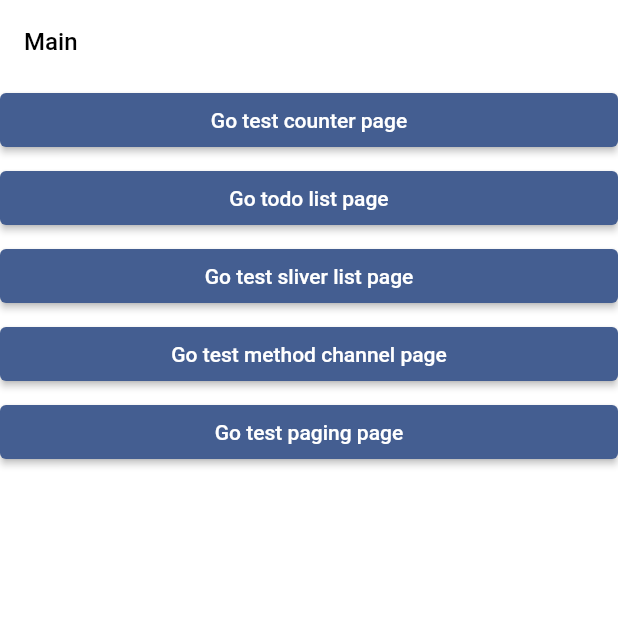
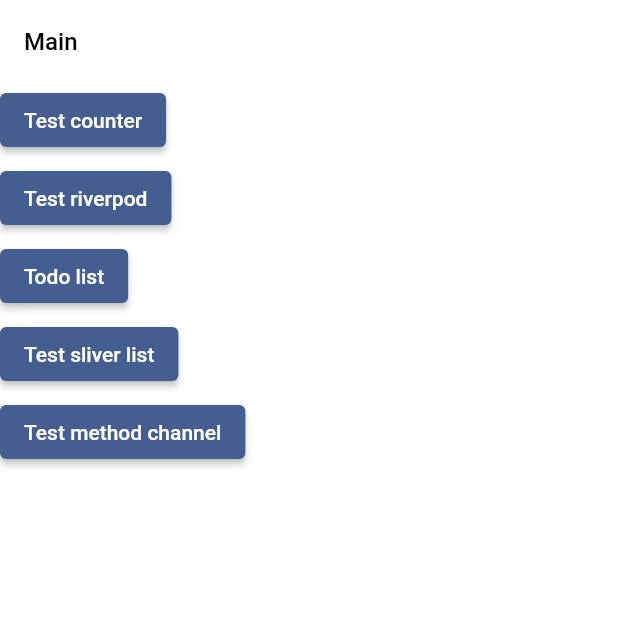
Before and after one commit to kwon0koang/test_flutter, a Flutter app: the screen it shows after launch, on a phone screen of 412 x 824 dp, the top half of it. Run offline on Flutter 3.47's test engine with Material 2 defaults, Android fonts, the phone set to English and light mode, and no system bars; our stand-ins replace auto_route, dio, flutter_svg, fluttertoast, freezed_annotation, hooks_riverpod and 3 more; generated files the repository leaves out were written again.

Commit message:
[kyk] test riverpod

```diff
--- a/lib/app_router.dart
+++ b/lib/app_router.dart
@@ -13,6 +13,6 @@ class AppRouter extends $AppRouter {
     AutoRoute(page: TodoDetailRoute.page),
     AutoRoute(page: TestSliverListRoute.page),
     AutoRoute(page: TestMethodChannelRoute.page),
-    AutoRoute(page: TestPagingRoute.page),
+    AutoRoute(page: TestRiverpodRoute.page),
   ];
 }
--- a/lib/src/pages/main/main_page.dart
+++ b/lib/src/pages/main/main_page.dart
@@ -15,41 +15,41 @@ class MainPage extends StatelessWidget {
     return DefaultLayoutWidget(
       title: 'Main',
       child: Column(
-        crossAxisAlignment: CrossAxisAlignment.stretch,
+        crossAxisAlignment: CrossAxisAlignment.start,
         children: [
           ElevatedButton(
             onPressed: () {
               appRouter.push(const TestCounterRoute());
             },
-            child: const Text("Go test counter page"),
+            child: const Text('Test counter'),
+          ),
+          gapH4,
+          ElevatedButton(
+            onPressed: () {
+              appRouter.push(const TestRiverpodRoute());
+            },
+            child: const Text('Test riverpod'),
           ),
           gapH4,
           ElevatedButton(
             onPressed: () {
               appRouter.push(const TodoListRoute());
             },
-            child: const Text("Go todo list page"),
+            child: const Text('Todo list'),
           ),
           gapH4,
           ElevatedButton(
             onPressed: () {
               appRouter.push(const TestSliverListRoute());
             },
-            child: const Text("Go test sliver list page"),
+            child: const Text('Test sliver list'),
           ),
           gapH4,
           ElevatedButton(
             onPressed: () {
               appRouter.push(const TestMethodChannelRoute());
             },
-            child: const Text("Go test method channel page"),
-          ),
-          gapH4,
-          ElevatedButton(
-            onPressed: () {
-              appRouter.push(const TestPagingRoute());
-            },
-            child: const Text("Go test paging page"),
+            child: const Text('Test method channel'),
           ),
         ],
       ),
--- a/lib/src/pages/test_paging/test_paging_page.dart
+++ /dev/null
@@ -1,17 +0,0 @@
-import 'package:auto_route/annotations.dart';
-import 'package:flutter/material.dart';
-import 'package:hooks_riverpod/hooks_riverpod.dart';
-import 'package:test_flutter/src/common/default_layout_widget.dart';
-
-@RoutePage()
-class TestPagingPage extends HookConsumerWidget {
-  const TestPagingPage({super.key});
-
-  @override
-  Widget build(BuildContext context, WidgetRef ref) {
-    return const DefaultLayoutWidget(
-      title: 'Test paging page',
-      child: Text('Test paging page'),
-    );
-  }
-}
--- a/lib/src/pages/test_paging/test_paging_view_model.dart
+++ /dev/null
@@ -1,45 +0,0 @@
-import 'package:riverpod_annotation/riverpod_annotation.dart';
-
-part 'test_paging_view_model.g.dart';
-
-@riverpod
-String test(TestRef ref) {
-  return '';
-}
-
-
-// @riverpod
-// Future<TodoModel> fetchTodo(FetchTodoRef ref, int postId) {
-//   // some logs for monitoring purposes
-//   print('init: fetchPost($postId)');
-//   ref.onCancel(() => print('cancel: fetchPost($postId)'));
-//   ref.onResume(() => print('resume: fetchPost($postId)'));
-//   ref.onDispose(() => print('dispose: fetchPost($postId)'));
-//   // get the [KeepAliveLink]
-//   final link = ref.keepAlive();
-//   // a timer to be used by the callbacks below
-//   Timer? timer;
-//   // An object from package:dio that allows cancelling http requests
-//   final cancelToken = CancelToken();
-//   // When the provider is destroyed, cancel the http request and the timer
-//   ref.onDispose(() {
-//     timer?.cancel();
-//     cancelToken.cancel();
-//   });
-//   // When the last listener is removed, start a timer to dispose the cached data
-//   ref.onCancel(() {
-//     // start a 30 second timer
-//     timer = Timer(const Duration(seconds: 30), () {
-//       // dispose on timeout
-//       link.close();
-//     });
-//   });
-//   // If the provider is listened again after it was paused, cancel the timer
-//   ref.onResume(() {
-//     timer?.cancel();
-//   });
-//   // Fetch our data and pass our `cancelToken` for cancellation to work
-//   return ref
-//       .watch(postsRepositoryProvider)
-//       .fetchPost(postId, cancelToken: cancelToken);
-// }
```
Also changed, not shown: lib/src/pages/test_riverpod/test_riverpod_page.dart (added, +63 -0 lines), lib/src/pages/test_riverpod/test_riverpod_view_model.dart (added, +115 -0 lines), lib/app_router.gr.dart, lib/src/pages/test_paging/test_paging_view_model.g.dart (deleted), lib/src/pages/test_riverpod/test_riverpod_view_model.g.dart (added), lib/src/repository/todo_repository.g.dart, 2 other files.
